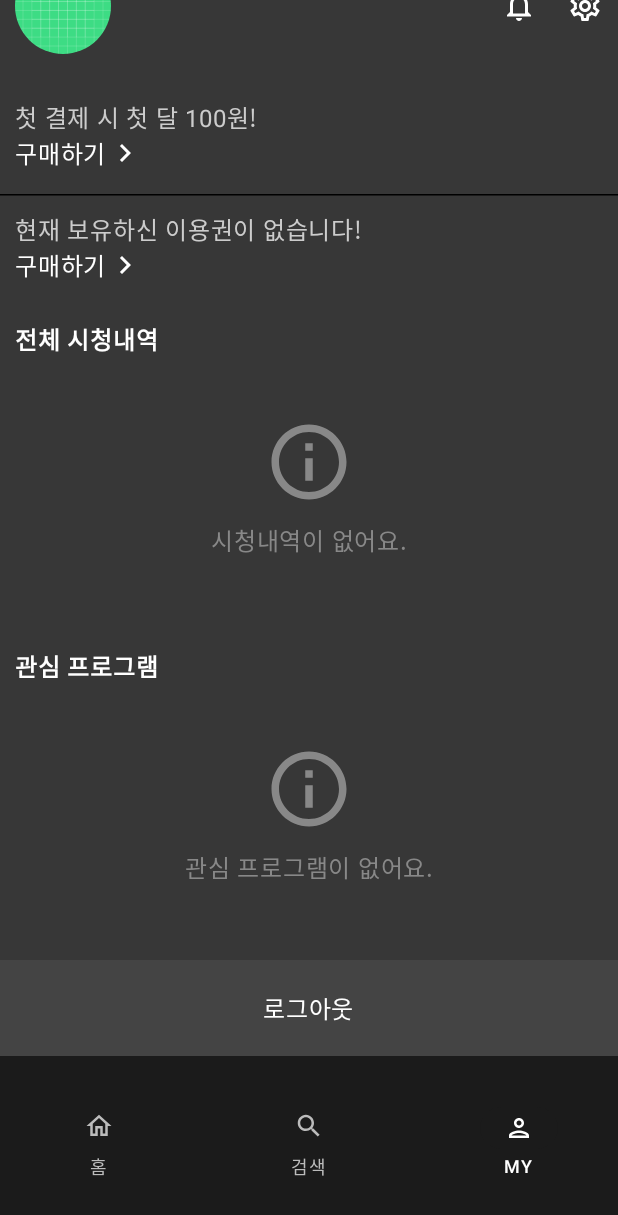
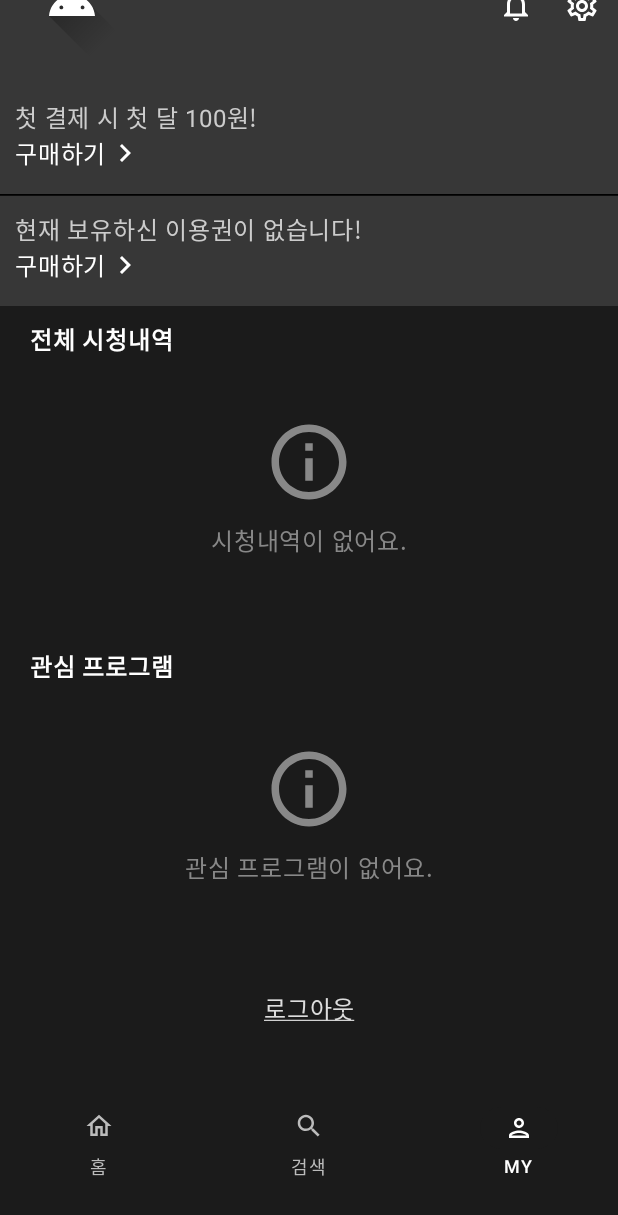
Before and after one commit to AND-SOPT-ANDROID/seokjun-lee, an Android app built with Jetpack Compose: the screen it shows after launch (MainActivity), item 3 of the bottom bar chosen, scrolled down 48 dp, on a phone screen of 412 x 824 dp. Shown: the top 1215 px of the screen. Run offline under Robolectric (Android 15) with nearby library versions, the phone set to English and light mode, and no system bars; our stand-ins replace Dagger/Hilt's generated code.

Commit message:
chore/#5: 마이페이지 컴포넌트화

```diff
--- a/app/src/main/java/org/sopt/and/presentation/home/state/HomeUiState.kt
+++ b/app/src/main/java/org/sopt/and/presentation/home/state/HomeUiState.kt
@@ -5,13 +5,6 @@ import org.sopt.and.core.model.HomeRecommendation
 
 data class HomeUiState(
     val selectedTabIndex: Int = 0,
-    val bannerImgList: List<Int> = tempImgList,
+    val bannerImgList: List<Int> = emptyList(),
     val recommendations: List<HomeRecommendation> = emptyList()
 )
-
-private val tempImgList = listOf(
-    R.drawable.img_banner1,
-    R.drawable.img_banner2,
-    R.drawable.img_banner3,
-    R.drawable.img_banner4,
-)
--- a/app/src/main/java/org/sopt/and/presentation/mypage/MyPageScreen.kt
+++ b/app/src/main/java/org/sopt/and/presentation/mypage/MyPageScreen.kt
@@ -1,24 +1,14 @@
 package org.sopt.and.presentation.mypage
 
-import androidx.compose.foundation.Image
 import androidx.compose.foundation.background
 import androidx.compose.foundation.layout.Box
 import androidx.compose.foundation.layout.Column
-import androidx.compose.foundation.layout.Row
-import androidx.compose.foundation.layout.Spacer
 import androidx.compose.foundation.layout.fillMaxSize
 import androidx.compose.foundation.layout.fillMaxWidth
 import androidx.compose.foundation.layout.padding
-import androidx.compose.foundation.layout.size
-import androidx.compose.foundation.layout.width
 import androidx.compose.foundation.rememberScrollState
-import androidx.compose.foundation.shape.CircleShape
 import androidx.compose.foundation.verticalScroll
-import androidx.compose.material.icons.Icons
-import androidx.compose.material.icons.outlined.Notifications
-import androidx.compose.material.icons.outlined.Settings
 import androidx.compose.material3.HorizontalDivider
-import androidx.compose.material3.Icon
 import androidx.compose.material3.SnackbarHost
 import androidx.compose.material3.SnackbarHostState
 import androidx.compose.material3.Text
@@ -27,23 +17,27 @@ import androidx.compose.runtime.LaunchedEffect
 import androidx.compose.runtime.remember
 import androidx.compose.ui.Alignment
 import androidx.compose.ui.Modifier
-import androidx.compose.ui.draw.clip
 import androidx.compose.ui.graphics.Color
 import androidx.compose.ui.platform.LocalContext
 import androidx.compose.ui.res.painterResource
 import androidx.compose.ui.res.stringResource
+import androidx.compose.ui.text.style.TextAlign
+import androidx.compose.ui.text.style.TextDecoration
 import androidx.compose.ui.tooling.preview.Preview
 import androidx.compose.ui.unit.dp
 import androidx.hilt.navigation.compose.hiltViewModel
 import androidx.lifecycle.compose.LocalLifecycleOwner
 import androidx.lifecycle.flowWithLifecycle
 import org.sopt.and.R
+import org.sopt.and.core.designsystem.theme.Grey200
 import org.sopt.and.core.designsystem.theme.Grey500
+import org.sopt.and.core.designsystem.theme.WavveBackground
 import org.sopt.and.core.extension.noRippleClickable
 import org.sopt.and.core.extension.showWavveSnackBar
 import org.sopt.and.core.preference.PreferenceUtil.Companion.LocalPreference
 import org.sopt.and.presentation.mypage.component.ContentList
 import org.sopt.and.presentation.mypage.component.DoubleTextButton
+import org.sopt.and.presentation.mypage.component.ProfileTopBar
 
 @Composable
 fun MyPageRoute(
@@ -95,53 +89,20 @@ private fun MyPageScreen(
     Column(
         modifier = modifier
             .fillMaxSize()
-            .background(Grey500)
+            .background(WavveBackground)
             .verticalScroll(scrollState)
     ) {
-        Row(
-            modifier = Modifier
-                .fillMaxWidth()
-                .padding(vertical = 20.dp, horizontal = 10.dp),
-            verticalAlignment = Alignment.CenterVertically,
-        ) {
-            Image(
-                painter = painterResource(id = R.drawable.ic_launcher_background),
-                contentDescription = null,
-                modifier = Modifier
-                    .clip(CircleShape)
-                    .size(64.dp)
-
+        ProfileTopBar(
+            email = email,
+            image = painterResource(R.drawable.ic_launcher_foreground),
         )
-            Spacer(Modifier.width(10.dp))
-
-            Text(
-                text = email,
-                color = Color.White
-            )
-
-            Spacer(Modifier.weight(1f))
-
-            Icon(
-                imageVector = Icons.Outlined.Notifications,
-                contentDescription = stringResource(R.string.mypage_description_notification),
-                tint = Color.White
-            )
-
-            Spacer(Modifier.width(20.dp))
-
-            Icon(
-                imageVector = Icons.Outlined.Settings,
-                contentDescription = stringResource(R.string.mypage_description_setting),
-                tint = Color.White
-            )
-        }
 
         DoubleTextButton(
             title = stringResource(R.string.mypage_button_title_1),
             subTitle = stringResource(R.string.mypage_button_subtitle_1),
             modifier = Modifier
                 .fillMaxWidth()
-                .noRippleClickable { }
+                .background(color = Grey500)
                 .padding(top = 10.dp, bottom = 15.dp, start = 10.dp)
         )
 
@@ -152,15 +113,20 @@ private fun MyPageScreen(
             subTitle = stringResource(R.string.mypage_button_subtitle_2),
             modifier = Modifier
                 .fillMaxWidth()
+                .background(color = Grey500)
                 .padding(top = 10.dp, bottom = 15.dp, start = 10.dp)
         )
-
+        Column(
+            modifier = Modifier
+                .fillMaxWidth()
+                .padding(horizontal = 20.dp)
+        ) {
             ContentList(
                 title = stringResource(R.string.mypage_content_title1),
                 subTitle = stringResource(R.string.mypage_content_empty1),
                 modifier = Modifier
                     .fillMaxWidth()
-                .padding(10.dp)
+                    .padding(vertical = 10.dp)
             )
 
             ContentList(
@@ -168,26 +134,21 @@ private fun MyPageScreen(
                 subTitle = stringResource(R.string.mypage_content_empty2),
                 modifier = Modifier
                     .fillMaxWidth()
-                .padding(10.dp)
+                    .padding(vertical = 10.dp)
+            )
+        }
+
+        Text(
+            text = stringResource(R.string.mypage_button_logout),
+            color = Grey200,
+            textAlign = TextAlign.Center,
+            textDecoration = TextDecoration.Underline,
+            modifier = Modifier
+                .fillMaxWidth()
+                .noRippleClickable(onLogoutButtonClick)
+                .padding(vertical = 20.dp)
         )
 
-        Spacer(modifier = Modifier.weight(1f))
-
-        Box(
-            modifier = Modifier
-                .fillMaxWidth()
-                .background(
-                    color = Color.DarkGray
-                )
-                .noRippleClickable(onLogoutButtonClick)
-                .padding(vertical = 20.dp),
-            contentAlignment = Alignment.Center
-        ) {
-            Text(
-                text = stringResource(R.string.mypage_button_logout),
-                color = Color.White
-            )
-        }
     }
 }
 
--- a/app/src/main/java/org/sopt/and/presentation/mypage/component/DoubleTextButton.kt
+++ b/app/src/main/java/org/sopt/and/presentation/mypage/component/DoubleTextButton.kt
@@ -7,6 +7,7 @@ import androidx.compose.material.icons.automirrored.outlined.KeyboardArrowRight
 import androidx.compose.material3.Icon
 import androidx.compose.material3.Text
 import androidx.compose.runtime.Composable
+import androidx.compose.ui.Alignment
 import androidx.compose.ui.Modifier
 import androidx.compose.ui.graphics.Color
 
@@ -23,7 +24,9 @@ fun DoubleTextButton(
             text = title,
             color = Color.LightGray
         )
-        Row {
+        Row(
+            verticalAlignment = Alignment.CenterVertically
+        ) {
             Text(
                 text = subTitle,
                 color = Color.White
--- /dev/null
+++ b/app/src/main/java/org/sopt/and/presentation/mypage/component/ProfileTopBar.kt
@@ -0,0 +1,90 @@
+package org.sopt.and.presentation.mypage.component
+
+import androidx.compose.foundation.Image
+import androidx.compose.foundation.background
+import androidx.compose.foundation.layout.Row
+import androidx.compose.foundation.layout.Spacer
+import androidx.compose.foundation.layout.fillMaxWidth
+import androidx.compose.foundation.layout.padding
+import androidx.compose.foundation.layout.size
+import androidx.compose.foundation.layout.width
+import androidx.compose.foundation.layout.wrapContentHeight
+import androidx.compose.foundation.shape.CircleShape
+import androidx.compose.material.icons.Icons
+import androidx.compose.material.icons.outlined.Notifications
+import androidx.compose.material.icons.outlined.Settings
+import androidx.compose.material3.Icon
+import androidx.compose.material3.Text
+import androidx.compose.runtime.Composable
+import androidx.compose.ui.Alignment
+import androidx.compose.ui.Modifier
+import androidx.compose.ui.draw.clip
+import androidx.compose.ui.graphics.Color
+import androidx.compose.ui.graphics.painter.Painter
+import androidx.compose.ui.res.painterResource
+import androidx.compose.ui.res.stringResource
+import androidx.compose.ui.tooling.preview.Preview
+import androidx.compose.ui.unit.dp
+import androidx.compose.ui.unit.sp
+import org.sopt.and.R
+import org.sopt.and.core.designsystem.theme.Grey500
+import org.sopt.and.core.designsystem.theme.White
+
+@Composable
+fun ProfileTopBar(
+    email: String,
+    image: Painter,
+    modifier: Modifier = Modifier,
+    containerColor: Color = Grey500,
+    titleContentColor: Color = White,
+) {
+    Row(
+        modifier = modifier
+            .fillMaxWidth()
+            .wrapContentHeight()
+            .background(color = containerColor)
+            .padding(horizontal = 12.dp, vertical = 16.dp),
+        verticalAlignment = Alignment.CenterVertically
+    ) {
+        Image(
+            painter = image,
+            contentDescription = null,
+            modifier = Modifier
+                .clip(CircleShape)
+                .size(72.dp)
+
+        )
+        Spacer(Modifier.width(10.dp))
+
+        Text(
+            text = email,
+            fontSize = 14.sp,
+            color = titleContentColor
+        )
+
+        Spacer(Modifier.weight(1f))
+
+        Icon(
+            imageVector = Icons.Outlined.Notifications,
+            contentDescription = stringResource(R.string.mypage_description_notification),
+            tint = Color.White
+        )
+
+        Spacer(Modifier.width(20.dp))
+
+        Icon(
+            imageVector = Icons.Outlined.Settings,
+            contentDescription = stringResource(R.string.mypage_description_setting),
+            tint = Color.White
+        )
+    }
+}
+
+@Preview(showBackground = true)
+@Composable
+private fun ProfileTopBarPreview() {
+    ProfileTopBar(
+        email = "abc1234@gmail.com",
+        image = painterResource(R.drawable.ic_launcher_foreground),
+    )
+}
--- /dev/null
+++ b/app/src/main/java/org/sopt/and/presentation/search/SearchScreen.kt
@@ -0,0 +1,17 @@
+package org.sopt.and.presentation.search
+
+import androidx.compose.foundation.background
+import androidx.compose.foundation.layout.Box
+import androidx.compose.foundation.layout.fillMaxSize
+import androidx.compose.runtime.Composable
+import androidx.compose.ui.Modifier
+import org.sopt.and.core.designsystem.theme.WavveBackground
+
+@Composable
+fun SearchRoute(
+    modifier: Modifier = Modifier
+) {
+    Box(
+        modifier = modifier.fillMaxSize().background(WavveBackground)
+    )
+}
--- a/app/src/main/java/org/sopt/and/presentation/search/navigation/SearchNavigation.kt
+++ b/app/src/main/java/org/sopt/and/presentation/search/navigation/SearchNavigation.kt
@@ -7,6 +7,7 @@ import androidx.navigation.NavOptions
 import androidx.navigation.compose.composable
 import kotlinx.serialization.Serializable
 import org.sopt.and.core.navigation.MainTabRoute
+import org.sopt.and.presentation.search.SearchRoute
 
 fun NavController.navigateToSearch(navOptions: NavOptions? = null) = navigate(Search, navOptions)
 
@@ -14,7 +15,9 @@ fun NavGraphBuilder.searchScreen(
     modifier: Modifier = Modifier
 ) {
     composable<Search> {
-
+        SearchRoute(
+            modifier = modifier
+        )
     }
 }
 
```
Lines whose indentation alone changed are shown as unchanged.
